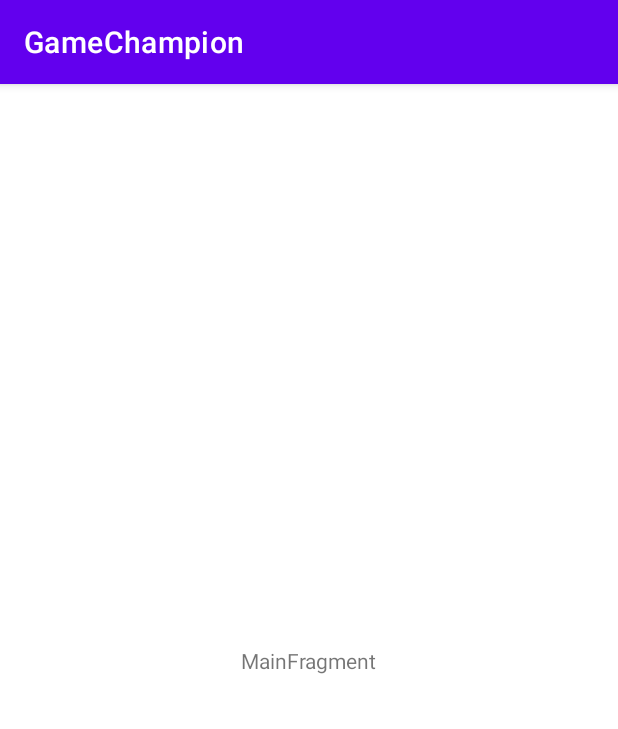
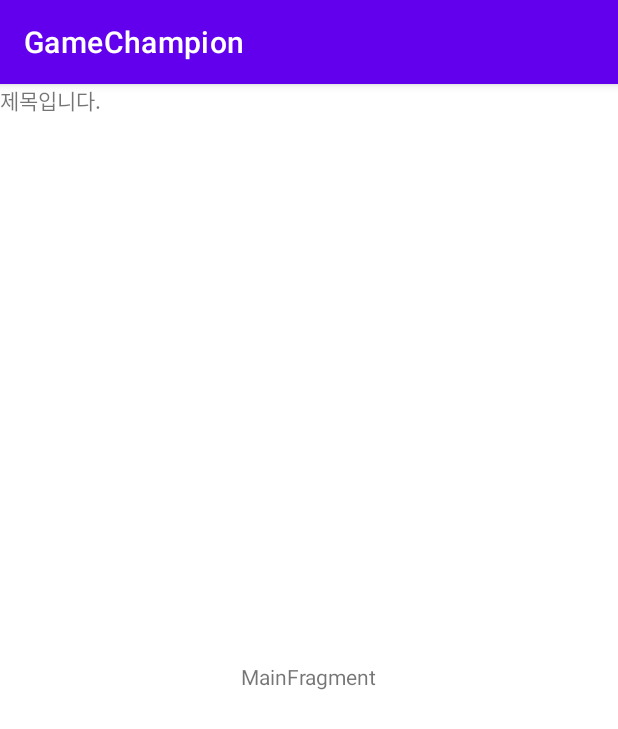
Before and after one commit to junhyeok-project/game_champion, an Android app: the screen it shows after launch (MainActivity), on a phone screen of 412 x 824 dp. Shown: the top 729 px of the screen. Run offline under Robolectric (Android 15) with nearby library versions, the phone set to English and light mode, and no system bars.

```diff
--- a/app/src/main/java/com/jjm/gamechampion/MainActivity.kt
+++ b/app/src/main/java/com/jjm/gamechampion/MainActivity.kt
@@ -14,5 +14,8 @@ class MainActivity : AppCompatActivity() {
                     .replace(R.id.container, MainFragment.newInstance())
                     .commitNow()
         }
+
+
+
     }
 }
--- a/app/src/main/java/com/jjm/gamechampion/network/RiotAPI.kt
+++ b/app/src/main/java/com/jjm/gamechampion/network/RiotAPI.kt
@@ -3,8 +3,10 @@ package com.jjm.gamechampion.network
 import com.jjm.gamechampion.vo.SummonerInfo
 import retrofit2.Call
 import retrofit2.http.GET
+import retrofit2.http.Path
+import retrofit2.http.Query
 
 interface RiotAPI {
-    @GET("lol/summoner/v4/summoners/by-name/")
-    fun getGithubInfo(): Call<SummonerInfo>
+    @GET("lol/summoner/v4/summoners/by-name/{id}")
+    fun getSummoner(@Path("id") id: String): Call<SummonerInfo>
 }
--- a/app/src/main/java/com/jjm/gamechampion/ui/main/MainFragment.kt
+++ b/app/src/main/java/com/jjm/gamechampion/ui/main/MainFragment.kt
@@ -19,12 +19,13 @@ class MainFragment : Fragment() {
     override fun onCreateView(inflater: LayoutInflater, container: ViewGroup?,
                               savedInstanceState: Bundle?): View {
         return inflater.inflate(R.layout.main_fragment, container, false)
+
     }
 
     override fun onActivityCreated(savedInstanceState: Bundle?) {
         super.onActivityCreated(savedInstanceState)
         viewModel = ViewModelProvider(this).get(MainViewModel::class.java)
-        // TODO: Use the ViewModel
+        viewModel.callApi()
     }
 
 }
--- a/app/src/main/java/com/jjm/gamechampion/ui/main/MainViewModel.kt
+++ b/app/src/main/java/com/jjm/gamechampion/ui/main/MainViewModel.kt
@@ -1,7 +1,29 @@
 package com.jjm.gamechampion.ui.main
 
+import android.util.Log
 import androidx.lifecycle.ViewModel
+import com.jjm.gamechampion.BuildConfig
+import com.jjm.gamechampion.utill.RetrofitBuilder
+import com.jjm.gamechampion.vo.SummonerInfo
+import retrofit2.Call
+import retrofit2.Callback
+import retrofit2.Response
 
 class MainViewModel : ViewModel() {
-    // TODO: Implement the ViewModel
+    fun callApi() {
+
+        RetrofitBuilder.api.getSummoner("트위니 트위치").enqueue(object : Callback<SummonerInfo> {
+            override fun onResponse(call: Call<SummonerInfo>, response: Response<SummonerInfo>) {
+                val body = response.body()
+                Log.e("response1", call.request().toString())
+                Log.e("response1", call.request().headers().toString())
+                Log.e("response2", response.toString())
+                Log.d("response", "$body ")
+            }
+
+            override fun onFailure(call: Call<SummonerInfo>, t: Throwable) {
+                Log.d("error", t.message.toString())
+            }
+        })
+    }
 }
--- a/app/src/main/java/com/jjm/gamechampion/utill/RetrofitBuilder.kt
+++ b/app/src/main/java/com/jjm/gamechampion/utill/RetrofitBuilder.kt
@@ -1,16 +1,33 @@
 package com.jjm.gamechampion.utill
 
+import android.util.Log
+import com.jjm.gamechampion.BuildConfig
 import com.jjm.gamechampion.network.RiotAPI
 import okhttp3.OkHttpClient
 import retrofit2.Retrofit
 import retrofit2.converter.gson.GsonConverterFactory
+import okhttp3.Interceptor
+import okhttp3.Request
 
-class RetrofitBuilder {
-    val retrofit = Retrofit.Builder()
-        .baseUrl("kr.api.riotgames.com/") //https://developer.riotgames.com/docs/lol#_getting-started
-        .client(OkHttpClient())
-        .addConverterFactory(GsonConverterFactory.create())
-        .build()
 
-    val githubApi = retrofit.create(RiotAPI::class.java)
+object RetrofitBuilder {
+    var api: RiotAPI
+
+    init {
+        val client = OkHttpClient.Builder().addInterceptor { chain ->
+            val newRequest: Request = chain.request().newBuilder()
+                .addHeader("X-Riot-Token", BuildConfig.API_KEY)
+                .build()
+            chain.proceed(newRequest)
+        }.build()
+
+        val retrofit = Retrofit.Builder()
+            .client(client)
+            .baseUrl("https://kr.api.riotgames.com/") //https://developer.riotgames.com/docs/lol#_getting-started
+            .addConverterFactory(GsonConverterFactory.create())
+            .build()
+        api = retrofit.create(RiotAPI::class.java)
+    }
+
+
 }
--- a/app/src/main/res/layout/main_activity.xml
+++ b/app/src/main/res/layout/main_activity.xml
@@ -1,7 +1,28 @@
 <?xml version="1.0" encoding="utf-8"?>
-<FrameLayout xmlns:android="http://schemas.android.com/apk/res/android"
+<androidx.constraintlayout.widget.ConstraintLayout xmlns:android="http://schemas.android.com/apk/res/android"
+    xmlns:app="http://schemas.android.com/apk/res-auto"
     xmlns:tools="http://schemas.android.com/tools"
-    android:id="@+id/container"
     android:layout_width="match_parent"
     android:layout_height="match_parent"
-    tools:context=".MainActivity" />
+    tools:context=".MainActivity">
+
+    <TextView
+        android:id="@+id/tv_title"
+        android:layout_width="match_parent"
+        android:layout_height="wrap_content"
+        android:text="@string/title"
+        app:layout_constraintEnd_toEndOf="parent"
+        app:layout_constraintStart_toStartOf="parent"
+        app:layout_constraintTop_toTopOf="parent" />
+
+    <androidx.fragment.app.FragmentContainerView
+        android:id="@+id/container"
+        android:layout_width="0dp"
+        android:layout_height="0dp"
+        app:layout_constraintBottom_toBottomOf="parent"
+        app:layout_constraintEnd_toEndOf="parent"
+        app:layout_constraintHorizontal_bias="0.0"
+        app:layout_constraintStart_toStartOf="parent"
+        app:layout_constraintTop_toBottomOf="@+id/tv_title"
+        tools:layout="@layout/main_fragment"/>
+</androidx.constraintlayout.widget.ConstraintLayout>
--- a/app/src/main/res/values/strings.xml
+++ b/app/src/main/res/values/strings.xml
@@ -1,3 +1,4 @@
 <resources>
     <string name="app_name">GameChampion</string>
+    <string name="title">제목입니다.</string>
 </resources>
--- a/build.gradle
+++ b/build.gradle
@@ -6,7 +6,7 @@ buildscript {
         jcenter()
     }
     dependencies {
-        classpath "com.android.tools.build:gradle:4.1.3"
+        classpath 'com.android.tools.build:gradle:7.0.2'
         classpath "org.jetbrains.kotlin:kotlin-gradle-plugin:$kotlin_version"
 
         // NOTE: Do not place your application dependencies here; they belong
```
Also changed, not shown: app/build.gradle (+15 -4 lines), app/src/main/java/com/jjm/gamechampion/vo/SummonerInfo.kt (+9 -2 lines), gradle/wrapper/gradle-wrapper.properties.
